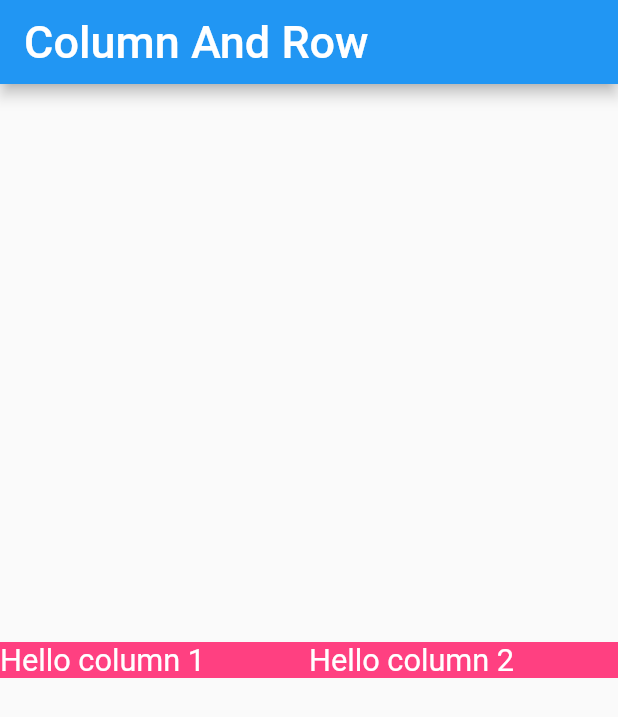
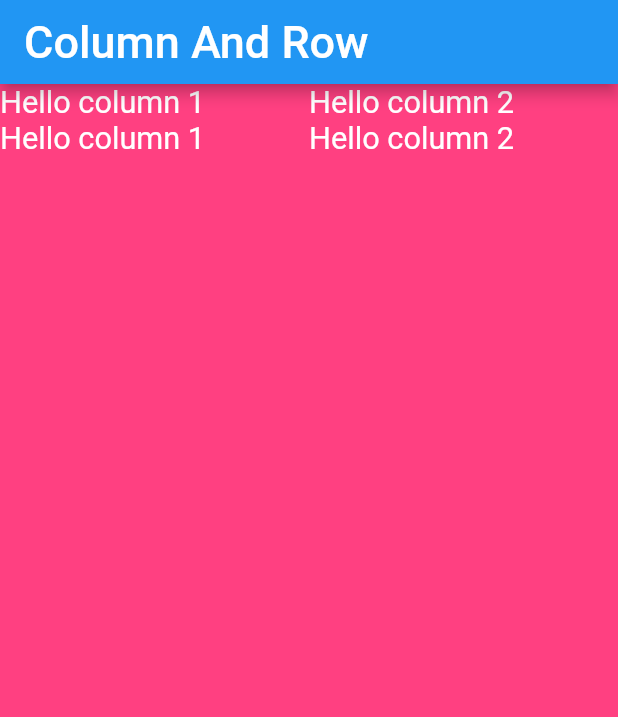
Before and after one commit to deepenkumal/myflutter, a Flutter app: the screen it shows after launch, on a phone screen of 412 x 824 dp. Shown: the top 717 px of the screen. Run offline on Flutter 3.47's test engine with Material 2 defaults, Android fonts, the phone set to English and light mode, and no system bars.

Commit message:
Row ,Column

```diff
--- a/colrow/lib/home.dart
+++ b/colrow/lib/home.dart
@@ -5,7 +5,9 @@ class Home extends StatelessWidget {
     return Center(
       child: Container(
         color: Colors.pinkAccent,
-        child: Row(
+        child: Column(
+          children: <Widget>[
+        Row(
           children: <Widget>[
          Expanded(
            child:Text
@@ -31,6 +33,38 @@ class Home extends StatelessWidget {
         )
           ],
         ),
+        Row(
+          children: <Widget>[
+         Expanded(
+           child:Text
+          ("Hello column 1",
+          textDirection: TextDirection.ltr,
+           style: TextStyle(
+            decoration: TextDecoration.none,
+            fontSize: 20.5,
+            color:Colors.white,
+          ),),
+        ),
+
+        Expanded(
+          child:Text
+          ("Hello column 2",
+
+          textDirection: TextDirection.ltr,
+           style: TextStyle(
+            decoration: TextDecoration.none,
+            fontSize: 20.5,
+            color:Colors.white,
+          ),)
+        )
+          ],
+
+        )
+
+          ],
+
+
+        ),
       ),
 
     );
```
